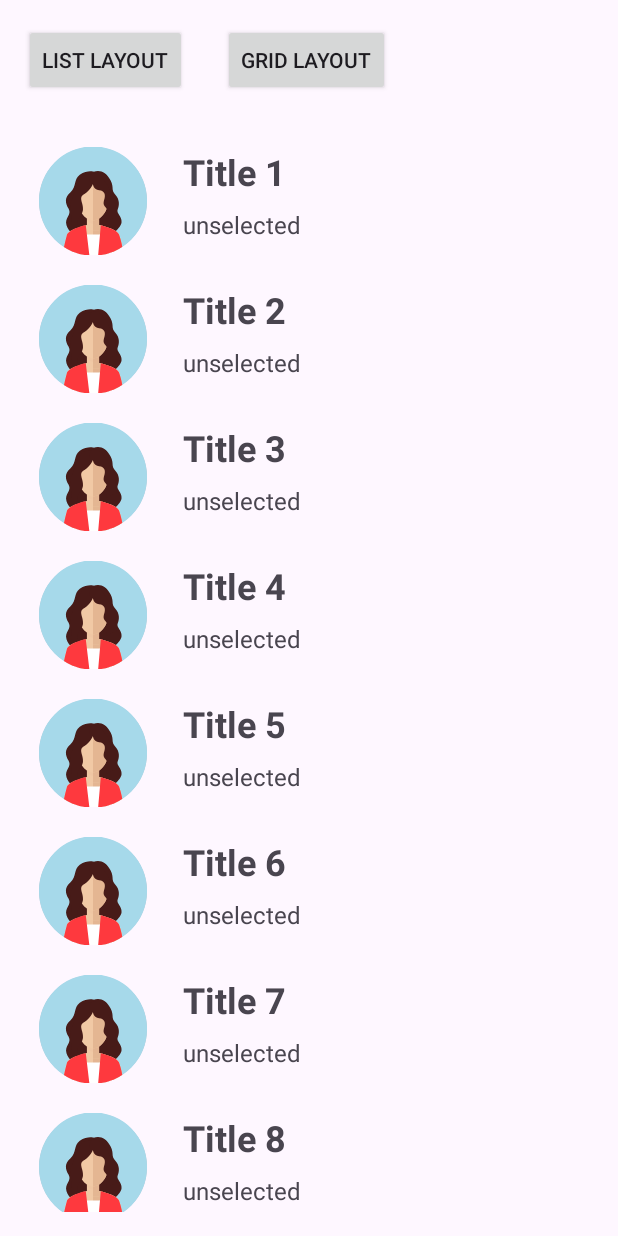
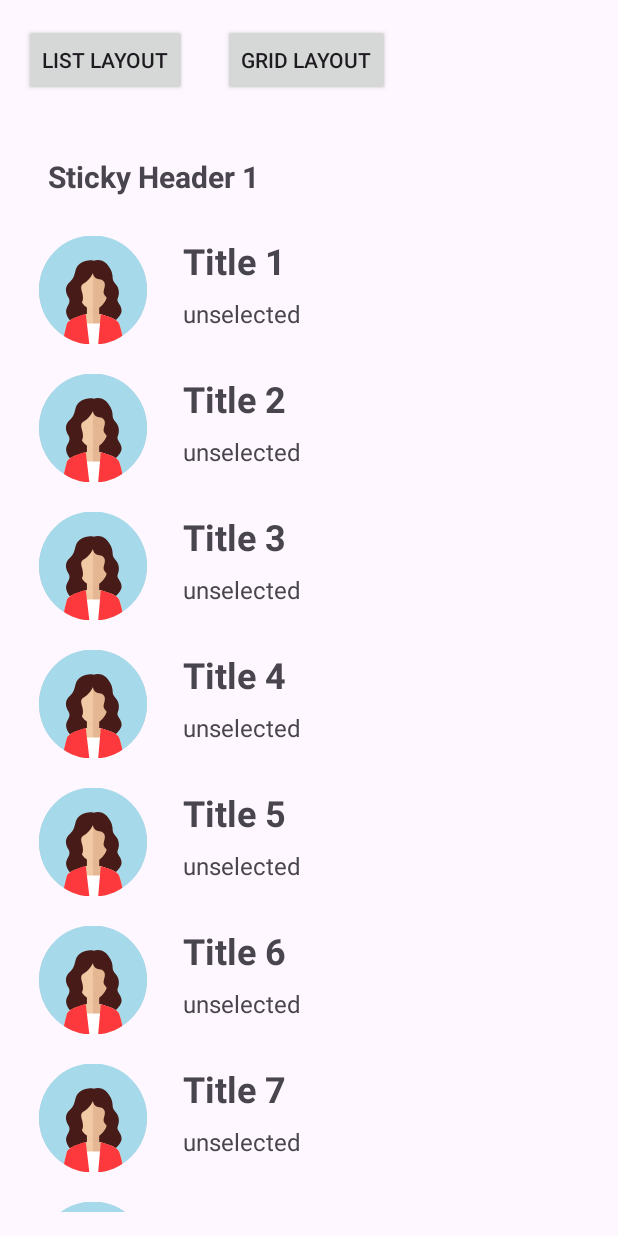
Before and after one commit to proptit-mobile-d21/011-Android-RecyclerView, an Android app: the screen it shows after launch (MainActivity), after a tap on "Title 1", on a phone screen of 412 x 824 dp. Run offline under Robolectric (Android 15) with nearby library versions, the phone set to English and light mode, and no system bars.

Commit message:
add sticky header

```diff
--- /dev/null
+++ b/app/src/main/java/dev/proptit/recyclerview/Data.kt
@@ -0,0 +1,4 @@
+package dev.proptit.recyclerview
+
+interface Data {
+}
--- /dev/null
+++ b/app/src/main/java/dev/proptit/recyclerview/Header.kt
@@ -0,0 +1,3 @@
+package dev.proptit.recyclerview
+
+data class Header(val title: String):Data
--- a/app/src/main/java/dev/proptit/recyclerview/Item.kt
+++ b/app/src/main/java/dev/proptit/recyclerview/Item.kt
@@ -1,3 +1,3 @@
 package dev.proptit.recyclerview
 
-data class Item(val title: String, val subtitle: String, val image: Int, var isSelected: Boolean)
+data class Item(val title: String, val subtitle: String, val image: Int, var isSelected: Boolean): Data
--- a/app/src/main/java/dev/proptit/recyclerview/ItemAdapter.kt
+++ b/app/src/main/java/dev/proptit/recyclerview/ItemAdapter.kt
@@ -7,17 +7,24 @@ import android.view.View.OnLongClickListener
 import android.view.ViewGroup
 import android.widget.Toast
 import androidx.recyclerview.widget.RecyclerView
+import dev.proptit.recyclerview.databinding.HeaderLayoutBinding
 import dev.proptit.recyclerview.databinding.ItemLayoutBinding
 
 
 class ItemAdapter(
-    private val items: MutableList<Item>,
-) : RecyclerView.Adapter<ItemAdapter.ItemViewHolder>() {
+    private val items: List<Data>,
+) : RecyclerView.Adapter<RecyclerView.ViewHolder>() {
+
+    companion object {
+        const val DATA_HEADER = 1
+        const val DATA_ITEM_LIST = 2
+    }
+
     inner class ItemViewHolder(val binding: ItemLayoutBinding) :
         RecyclerView.ViewHolder(binding.root), OnClickListener, OnLongClickListener {
         private lateinit var itemClickListener: ItemClickListener
 
-        init{
+        init {
             binding.root.setOnClickListener(this)
             binding.root.setOnLongClickListener(this)
         }
@@ -27,7 +34,7 @@ class ItemAdapter(
         }
 
         override fun onClick(v: View?) {
-            itemClickListener.onClick(v, layoutPosition, false )
+            itemClickListener.onClick(v, layoutPosition, false)
 
         }
 
@@ -37,47 +44,121 @@ class ItemAdapter(
         }
     }
 
-    override fun onCreateViewHolder(parent: ViewGroup, viewType: Int): ItemViewHolder {
+    inner class HeaderViewHolder(val binding: HeaderLayoutBinding) :
+        RecyclerView.ViewHolder(binding.root) {
+
+    }
+
+    override fun onCreateViewHolder(parent: ViewGroup, viewType: Int): RecyclerView.ViewHolder {
+        if (viewType == DATA_HEADER) {
+            val layoutInflater = LayoutInflater.from(parent.context)
+            val binding = HeaderLayoutBinding.inflate(layoutInflater, parent, false)
+            return HeaderViewHolder(binding)
+        }
         val layoutInflater = LayoutInflater.from(parent.context)
         val binding = ItemLayoutBinding.inflate(layoutInflater, parent, false)
         return ItemViewHolder(binding)
     }
 
-    override fun onBindViewHolder(holder: ItemViewHolder, position: Int) {
-        holder.binding.apply {
-            txtTitle.text = items[position].title
-            txtSelect.text = items[position].subtitle
-            itemImage.setImageResource(items[position].image)
+    override fun onBindViewHolder(holder: RecyclerView.ViewHolder, position: Int) {
+        when (getItemViewType(position)) {
+            DATA_HEADER -> {
+                (holder as HeaderViewHolder).binding.apply {
+                    headerName.text = (items[position] as Header).title
                 }
-        holder.setItemClickListener(object : ItemClickListener{
+            }
+
+            else -> {
+                (holder as ItemViewHolder).binding.apply {
+                    txtTitle.text = (items[position] as Item).title
+                    txtSelect.text = (items[position] as Item).subtitle
+                    itemImage.setImageResource((items[position] as Item).image)
+
+                }
+                (holder as ItemViewHolder).setItemClickListener(object : ItemClickListener {
                     override fun onClick(view: View?, position: Int, isLongClick: Boolean) {
-                if(isLongClick){
-                    val itemSelect = items[position]
-                    if(!itemSelect.isSelected)
-                    {
-                        Toast.makeText(view?.context, "Item ${position + 1} is selected", Toast.LENGTH_SHORT).show()
+                        if (isLongClick) {
+                            val itemSelect = items[position] as Item
+                            if (!itemSelect.isSelected) {
+                                Toast.makeText(
+                                    view?.context,
+                                    "${itemSelect.title} is selected",
+                                    Toast.LENGTH_SHORT
+                                ).show()
                                 holder.binding.apply {
                                     txtSelect.text = "Selected"
                                 }
                                 itemSelect.isSelected = true
-                    }
-                    else{
-                        Toast.makeText(view?.context, "Item ${position + 1} is unselected", Toast.LENGTH_SHORT).show()
+                            } else {
+                                Toast.makeText(
+                                    view?.context,
+                                    "${itemSelect.title} is unselected",
+                                    Toast.LENGTH_SHORT
+                                ).show()
                                 holder.binding.apply {
                                     txtSelect.text = "Unselected"
                                 }
                                 itemSelect.isSelected = false
                             }
 
-                } else{
-                    Toast.makeText(view?.context, "Item ${position + 1} clicked", Toast.LENGTH_SHORT).show()
+                        } else {
+                            val itemSelect = items[position] as Item
+                            Toast.makeText(
+                                view?.context,
+                                "${itemSelect.title} is clicked",
+                                Toast.LENGTH_SHORT
+                            ).show()
                         }
                     }
 
                 })
             }
+        }
+//        holder.binding.apply {
+//
+//                txtTitle.text = (items[position] as Item).title
+//                txtSelect.text = (items[position] as Item).subtitle
+//                itemImage.setImageResource((items[position] as Item).image)
+//
+//
+//        }
+//        holder.setItemClickListener(object : ItemClickListener{
+//            override fun onClick(view: View?, position: Int, isLongClick: Boolean) {
+//                if(isLongClick){
+//                    val itemSelect = items[position] as Item
+//                    if(!itemSelect.isSelected)
+//                    {
+//                        Toast.makeText(view?.context, "Item ${position + 1} is selected", Toast.LENGTH_SHORT).show()
+//                        holder.binding.apply {
+//                            txtSelect.text = "Selected"
+//                        }
+//                        itemSelect.isSelected = true
+//                    }
+//                    else{
+//                        Toast.makeText(view?.context, "Item ${position + 1} is unselected", Toast.LENGTH_SHORT).show()
+//                        holder.binding.apply {
+//                            txtSelect.text = "Unselected"
+//                        }
+//                        itemSelect.isSelected = false
+//                    }
+//
+//                } else{
+//                    Toast.makeText(view?.context, "Item ${position + 1} clicked", Toast.LENGTH_SHORT).show()
+//                }
+//            }
+//
+//        })
+    }
 
     override fun getItemCount(): Int {
         return items.size
     }
+
+    override fun getItemViewType(position: Int): Int {
+        return when (items[position]){
+            is Header -> DATA_HEADER
+            is Item -> DATA_ITEM_LIST
+            else -> 0
         }
+    }
+}
--- a/app/src/main/java/dev/proptit/recyclerview/MainActivity.kt
+++ b/app/src/main/java/dev/proptit/recyclerview/MainActivity.kt
@@ -9,23 +9,43 @@ import dev.proptit.recyclerview.databinding.ActivityMainBinding
 class MainActivity : AppCompatActivity() {
     private lateinit var binding: ActivityMainBinding
     private lateinit var itemRecyclerView: RecyclerView
-    private lateinit var itemList: MutableList<Item>
+
     private lateinit var itemAdapter: ItemAdapter
     override fun onCreate(savedInstanceState: Bundle?) {
         binding = ActivityMainBinding.inflate(layoutInflater)
         super.onCreate(savedInstanceState)
         setContentView(binding.root)
+
         initComponent()
     }
 
+
     private fun initComponent() {
-        itemList = MutableList(10) {
-                i->i+1
-            Item("Title ${i+1}","unselected", R.drawable.avatar_svgrepo_com, false)
-        }
+        val itemList = listOf<Data>(
+            Header("Sticky Header 1"),
+            Item("Title 1", "unselected", R.drawable.avatar_svgrepo_com, false),
+            Item("Title 2", "unselected", R.drawable.avatar_svgrepo_com, false),
+            Item("Title 3", "unselected", R.drawable.avatar_svgrepo_com, false),
+            Item("Title 4", "unselected", R.drawable.avatar_svgrepo_com, false),
+            Item("Title 5", "unselected", R.drawable.avatar_svgrepo_com, false),
+            Item("Title 6", "unselected", R.drawable.avatar_svgrepo_com, false),
+            Item("Title 7", "unselected", R.drawable.avatar_svgrepo_com, false),
+            Item("Title 8", "unselected", R.drawable.avatar_svgrepo_com, false),
+            Header("Sticky Header 2"),
+            Item("Title 9", "unselected", R.drawable.avatar_svgrepo_com, false),
+            Item("Title 10", "unselected", R.drawable.avatar_svgrepo_com, false),
+            Item("Title 11", "unselected", R.drawable.avatar_svgrepo_com, false),
+        )
+
+
         itemRecyclerView = binding.recyclerSelect
         itemRecyclerView.layoutManager = LinearLayoutManager(this, LinearLayoutManager.VERTICAL, false)
         itemAdapter = ItemAdapter(itemList)
         itemRecyclerView.adapter = itemAdapter
+
+
     }
+
+
+
 }
--- /dev/null
+++ b/app/src/main/res/layout/header_layout.xml
@@ -0,0 +1,17 @@
+<?xml version="1.0" encoding="utf-8"?>
+<androidx.constraintlayout.widget.ConstraintLayout xmlns:android="http://schemas.android.com/apk/res/android"
+    android:layout_width="match_parent"
+    android:layout_height="wrap_content"
+    xmlns:app="http://schemas.android.com/apk/res-auto"
+    android:padding="16dp">
+    <TextView
+        android:id="@+id/header_name"
+        android:layout_width="match_parent"
+        android:layout_height="wrap_content"
+        android:textSize="20sp"
+        android:textStyle="bold"
+        android:text="Sticky Header 1"
+        app:layout_constraintTop_toTopOf="parent"
+        app:layout_constraintStart_toStartOf="parent"/>
+
+</androidx.constraintlayout.widget.ConstraintLayout>
--- /dev/null
+++ b/app/src/main/res/values/dimens.xml
@@ -0,0 +1,4 @@
+<?xml version="1.0" encoding="utf-8"?>
+<resources>
+        <dimen name="header_height">60dp</dimen>
+</resources>
```
Lines whose indentation alone changed are shown as unchanged.
